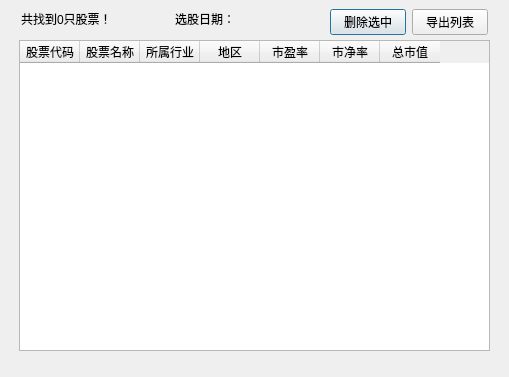
Above: QtDesign/SearchResult.ui from victor647/QuantumStockTrade before the change. Below: the same form after it.
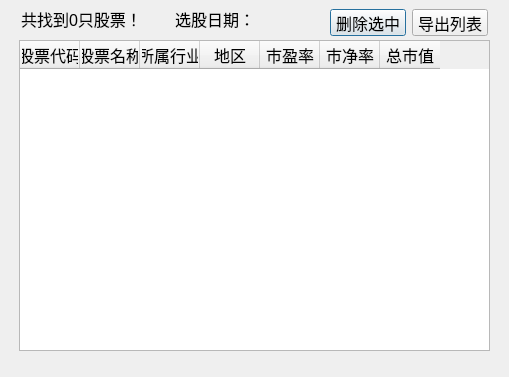
That is the form after the change.

Patch:
```diff
--- a/QtDesign/SearchResult.ui
+++ b/QtDesign/SearchResult.ui
@@ -24,8 +24,8 @@
    </property>
    <property name="font">
     <font>
-     <family>Microsoft YaHei UI</family>
-     <pointsize>9</pointsize>
+     <family>Helvetica</family>
+     <pointsize>12</pointsize>
     </font>
    </property>
    <property name="sortingEnabled">
@@ -87,8 +87,8 @@
      <widget class="QPushButton" name="btnDeleteStock">
       <property name="font">
        <font>
-        <family>Microsoft YaHei UI</family>
-        <pointsize>9</pointsize>
+        <family>Helvetica</family>
+        <pointsize>12</pointsize>
        </font>
       </property>
       <property name="text">
@@ -100,8 +100,8 @@
      <widget class="QPushButton" name="btnExportStockList">
       <property name="font">
        <font>
-        <family>Microsoft YaHei UI</family>
-        <pointsize>9</pointsize>
+        <family>Helvetica</family>
+        <pointsize>12</pointsize>
        </font>
       </property>
       <property name="text">
@@ -125,8 +125,8 @@
      <widget class="QLabel" name="lblTotalStockFound">
       <property name="font">
        <font>
-        <family>Microsoft YaHei UI</family>
-        <pointsize>9</pointsize>
+        <family>Helvetica</family>
+        <pointsize>12</pointsize>
        </font>
       </property>
       <property name="text">
@@ -138,8 +138,8 @@
      <widget class="QLabel" name="lblSearchDate">
       <property name="font">
        <font>
-        <family>Microsoft YaHei UI</family>
-        <pointsize>9</pointsize>
+        <family>Helvetica</family>
+        <pointsize>12</pointsize>
        </font>
       </property>
       <property name="text">
```
